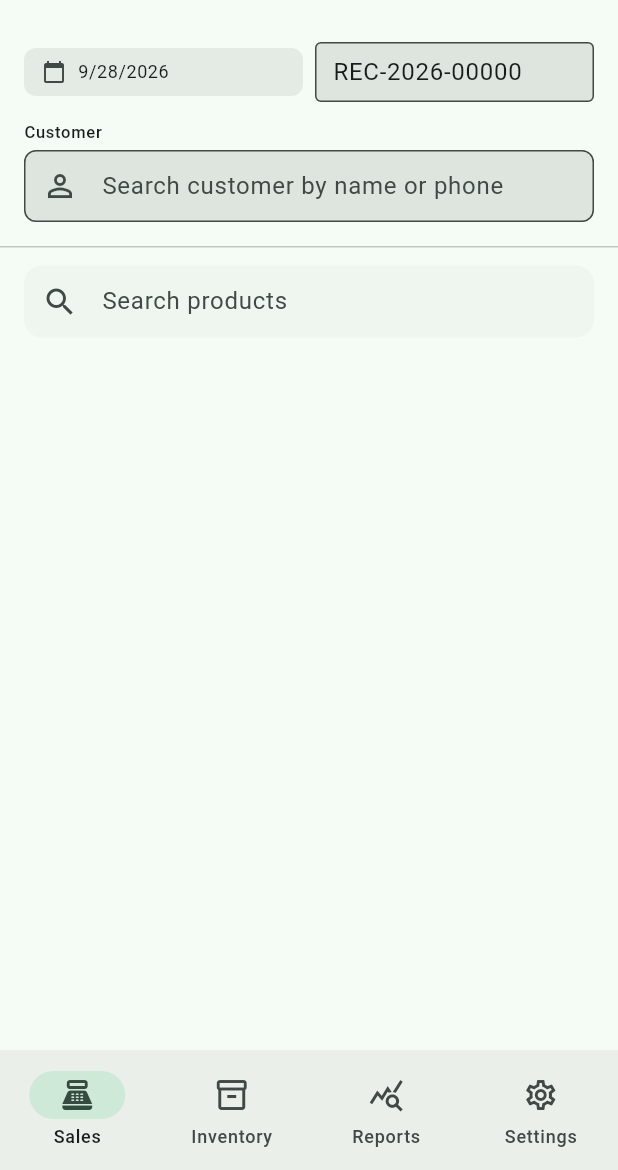
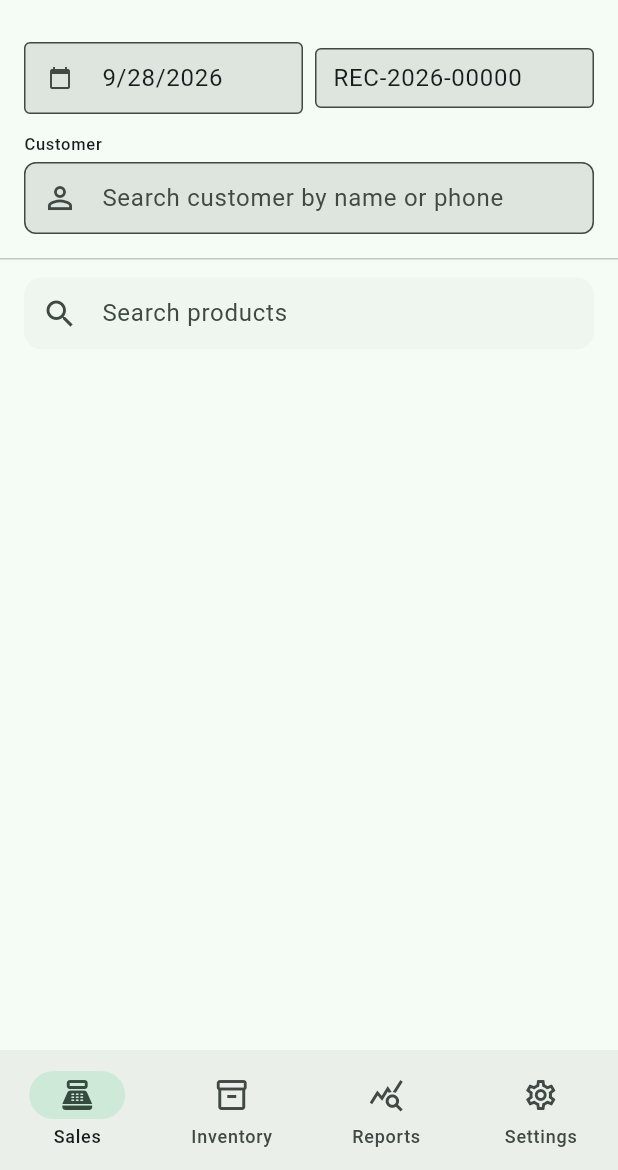
Before and after one commit to Jack-Murimi/gateway, a Flutter app: the SalesScreen screen opened by its route, on a phone screen of 412 x 824 dp, the part 66-1236 px from its top. Run offline on Flutter 3.47's test engine with Material 3 defaults, Android fonts, the phone set to English and light mode, and no system bars; our stand-ins replace flutter_riverpod, go_router.

Commit message:
Fix Column overflow, date picker height, clear receipt field

```diff
--- a/lib/features/sales/presentation/sales_screen.dart
+++ b/lib/features/sales/presentation/sales_screen.dart
@@ -32,7 +32,7 @@ class _SalesScreenState extends State<SalesScreen> {
   final _currency = NumberFormat.simpleCurrency(name: 'KES');
 
   var _selectedBranchId = 'main';
-  var _receiptNumber = 'REC-2024-001';
+  var _receiptNumber = '';
   var _selectedDate = DateTime.now();
   var _selectedCustomer = Customer.walkIn;
   var _selectedLocation = Location.defaultLocation;
@@ -422,12 +422,15 @@ class _SinglePaneLayout extends StatelessWidget {
 
     return Stack(
       children: [
-        Column(
-          children: [
-            header,
-            const Divider(height: 1),
-            searchBar,
-          ],
+        SingleChildScrollView(
+          padding: EdgeInsets.only(bottom: lineItems.isNotEmpty ? 80 : 0),
+          child: Column(
+            children: [
+              header,
+              const Divider(height: 1),
+              searchBar,
+            ],
+          ),
         ),
         // Floating cart bar at bottom
         if (lineItems.isNotEmpty)
--- a/lib/features/sales/presentation/widgets/sales_header.dart
+++ b/lib/features/sales/presentation/widgets/sales_header.dart
@@ -208,7 +208,16 @@ class _TwoRowHeader extends StatelessWidget {
           Row(
             children: [
               Expanded(
-                child: InkWell(
+                child: TextFormField(
+                  readOnly: true,
+                  decoration: const InputDecoration(
+                    isDense: true,
+                    hintText: "Date",
+                    contentPadding: EdgeInsets.symmetric(horizontal: 8, vertical: 8),
+                    border: OutlineInputBorder(),
+                    prefixIcon: Icon(Icons.calendar_today, size: 16),
+                  ),
+                  controller: TextEditingController(text: dateFormatter.format(date)),
                   onTap: onDateChanged == null
                       ? null
                       : () async {
@@ -220,10 +229,6 @@ class _TwoRowHeader extends StatelessWidget {
                           );
                           if (picked != null) onDateChanged!(picked);
                         },
-                  child: _InfoChip(
-                    icon: Icons.calendar_today,
-                    label: dateFormatter.format(date),
-                  ),
                 ),
               ),
               SizedBox(width: spacing.sm),
@@ -248,43 +253,6 @@ class _TwoRowHeader extends StatelessWidget {
             onCustomerChanged: onCustomerChanged,
             onLocationChanged: onLocationChanged,
             customers: customers,
-          ),
-        ],
-      ),
-    );
-  }
-}
-
-class _InfoChip extends StatelessWidget {
-  const _InfoChip({
-    required this.icon,
-    required this.label,
-  });
-
-  final IconData icon;
-  final String label;
-
-  @override
-  Widget build(BuildContext context) {
-    final colorScheme = Theme.of(context).colorScheme;
-
-    return Container(
-      padding: const EdgeInsets.symmetric(horizontal: 12, vertical: 8),
-      decoration: BoxDecoration(
-        color: colorScheme.surfaceContainerHigh,
-        borderRadius: BorderRadius.circular(8),
-      ),
-      child: Row(
-        mainAxisSize: MainAxisSize.min,
-        children: [
-          Icon(icon, size: 16, color: colorScheme.onSurfaceVariant),
-          const SizedBox(width: 8),
-          Flexible(
-            child: Text(
-              label,
-              style: Theme.of(context).textTheme.bodySmall,
-              overflow: TextOverflow.ellipsis,
-            ),
           ),
         ],
       ),
```
